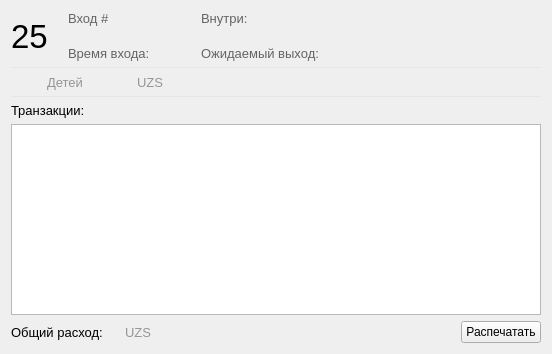
The window that Client/delegates/TransactionsFrame.ui (Baxulio/Attraction) describes before a commit, drawn with Qt 5.
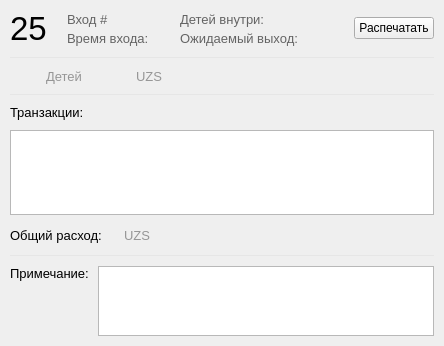
The same window after the commit. Icons and pictures are not drawn.

```diff
--- a/Client/delegates/TransactionsFrame.ui
+++ b/Client/delegates/TransactionsFrame.ui
@@ -6,16 +6,31 @@
    <rect>
     <x>0</x>
     <y>0</y>
-    <width>552</width>
-    <height>354</height>
+    <width>444</width>
+    <height>346</height>
    </rect>
   </property>
   <property name="windowTitle">
    <string>Frame</string>
   </property>
-  <layout class="QVBoxLayout" name="verticalLayout">
+  <layout class="QVBoxLayout" name="verticalLayout" stretch="0,0,0,0,0,1,0,0,0">
+   <property name="spacing">
+    <number>10</number>
+   </property>
+   <property name="leftMargin">
+    <number>10</number>
+   </property>
+   <property name="topMargin">
+    <number>10</number>
+   </property>
+   <property name="rightMargin">
+    <number>10</number>
+   </property>
+   <property name="bottomMargin">
+    <number>10</number>
+   </property>
    <item>
-    <layout class="QHBoxLayout" name="horizontalLayout_10" stretch="0,1">
+    <layout class="QHBoxLayout" name="horizontalLayout_10" stretch="0,1,0">
      <property name="spacing">
       <number>20</number>
      </property>
@@ -42,6 +57,12 @@
      </item>
      <item>
       <layout class="QGridLayout" name="gridLayout_2" rowstretch="0,0" columnstretch="0,0,0,1">
+       <property name="horizontalSpacing">
+        <number>10</number>
+       </property>
+       <property name="verticalSpacing">
+        <number>0</number>
+       </property>
        <item row="0" column="0">
         <widget class="QLabel" name="label_11">
          <property name="font">
@@ -114,7 +135,7 @@
           <string notr="true">color: rgb(100, 100, 100);</string>
          </property>
          <property name="text">
-          <string>Внутри: </string>
+          <string>Детей внутри: </string>
          </property>
         </widget>
        </item>
@@ -196,6 +217,23 @@
        </item>
       </layout>
      </item>
+     <item>
+      <widget class="QPushButton" name="print_but">
+       <property name="text">
+        <string>Распечатать</string>
+       </property>
+       <property name="icon">
+        <iconset resource="../clientresources.qrc">
+         <normaloff>:/resources/glyphs/icon_print.png</normaloff>:/resources/glyphs/icon_print.png</iconset>
+       </property>
+       <property name="iconSize">
+        <size>
+         <width>22</width>
+         <height>32</height>
+        </size>
+       </property>
+      </widget>
+     </item>
     </layout>
    </item>
    <item>
@@ -498,21 +536,74 @@
        </property>
       </spacer>
      </item>
+    </layout>
+   </item>
+   <item>
+    <widget class="Line" name="line_6">
+     <property name="minimumSize">
+      <size>
+       <width>0</width>
+       <height>1</height>
+      </size>
+     </property>
+     <property name="maximumSize">
+      <size>
+       <width>16777215</width>
+       <height>1</height>
+      </size>
+     </property>
+     <property name="styleSheet">
+      <string notr="true">background-color:rgba(230, 230, 230, 255);
+</string>
+     </property>
+     <property name="lineWidth">
+      <number>0</number>
+     </property>
+     <property name="orientation">
+      <enum>Qt::Horizontal</enum>
+     </property>
+    </widget>
+   </item>
+   <item>
+    <layout class="QHBoxLayout" name="horizontalLayout_15">
+     <property name="spacing">
+      <number>5</number>
+     </property>
+     <property name="topMargin">
+      <number>0</number>
+     </property>
      <item>
-      <widget class="QPushButton" name="print_but">
+      <widget class="QLabel" name="enter_number_11">
+       <property name="font">
+        <font>
+         <pointsize>10</pointsize>
+        </font>
+       </property>
        <property name="text">
-        <string>Распечатать</string>
+        <string>Примечание: </string>
        </property>
-       <property name="icon">
-        <iconset resource="../clientresources.qrc">
-         <normaloff>:/resources/glyphs/icon_print.png</normaloff>:/resources/glyphs/icon_print.png</iconset>
+       <property name="alignment">
+        <set>Qt::AlignLeading|Qt::AlignLeft|Qt::AlignTop</set>
        </property>
-       <property name="iconSize">
+      </widget>
+     </item>
+     <item>
+      <widget class="QTextEdit" name="comment_textEdit">
+       <property name="sizePolicy">
+        <sizepolicy hsizetype="Expanding" vsizetype="Preferred">
+         <horstretch>0</horstretch>
+         <verstretch>0</verstretch>
+        </sizepolicy>
+       </property>
+       <property name="maximumSize">
         <size>
-         <width>22</width>
-         <height>32</height>
+         <width>16777215</width>
+         <height>70</height>
         </size>
        </property>
+       <property name="readOnly">
+        <bool>true</bool>
+       </property>
       </widget>
      </item>
     </layout>
```
